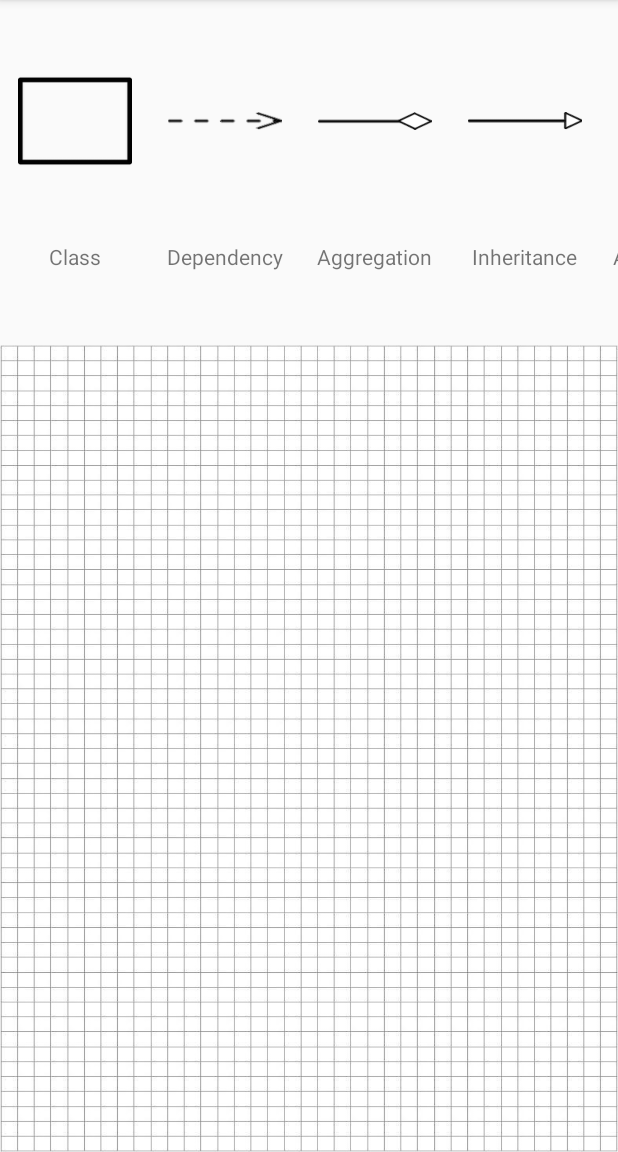
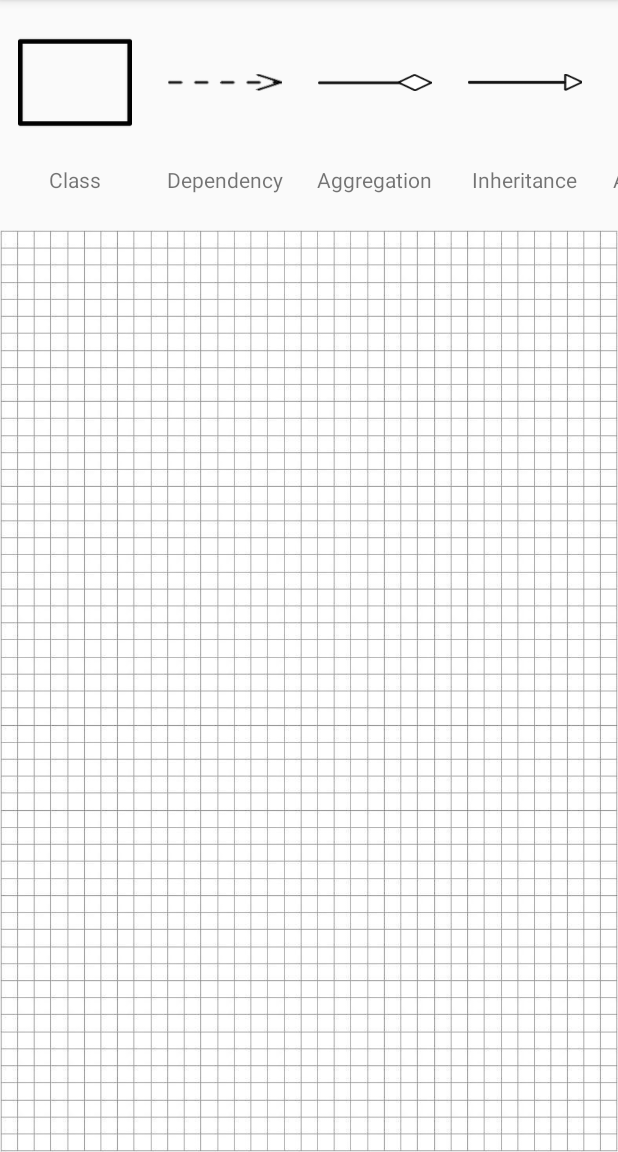
Before and after one commit to dilyar85/VioletDroid, an Android app: the screen it shows after launch (MainActivity), on a phone screen of 412 x 824 dp, the part 84-1236 px from its top. Run offline under Robolectric (Android 15) with nearby library versions, the phone set to English and light mode, and no system bars; our stand-ins replace ButterKnife; libraries missing offline, so code that uses them is left out: com.avos.avoscloud; 3 statements that could not run were skipped.

Commit message:
Added some javadoc

```diff
--- a/app/src/main/java/com/github/dilyar85/violetdroid/adapter/RecyclerAdapter.java
+++ b/app/src/main/java/com/github/dilyar85/violetdroid/adapter/RecyclerAdapter.java
@@ -37,7 +37,7 @@ public class RecyclerAdapter extends RecyclerView.Adapter<RecyclerAdapter.ViewHo
          * Method to notify the view is double tapped
          * @param view the double tapped view
          */
-        void viewDoubleTapped(View view);
+        void toolElementDoubleTapped(View view);
     }
 
 
@@ -149,7 +149,7 @@ public class RecyclerAdapter extends RecyclerView.Adapter<RecyclerAdapter.ViewHo
         if (selectedView == v &&
                 System.currentTimeMillis() - lastClickedTime <= DOUBLE_CLICK_TIME_DELTA) {
 
-            mElementViewListener.viewDoubleTapped(v);
+            mElementViewListener.toolElementDoubleTapped(v);
             lastClickedTime = 0;
         }
 
--- a/app/src/main/java/com/github/dilyar85/violetdroid/application/MyApplication.java
+++ b/app/src/main/java/com/github/dilyar85/violetdroid/application/MyApplication.java
@@ -4,7 +4,7 @@ import android.app.Application;
 import com.avos.avoscloud.AVOSCloud;
 
 /**
- * Application class
+ * Application class for the project, to initialize LeanCloud backend service
  */
 
 public class MyApplication extends Application {
--- a/app/src/main/res/layout/fragment_main.xml
+++ b/app/src/main/res/layout/fragment_main.xml
@@ -9,7 +9,7 @@
 
         android:id="@+id/element_recycler_view"
         android:layout_width="match_parent"
-        android:layout_weight="3"
+        android:layout_weight="2"
         android:layout_height="0dp"/>
 
 
@@ -17,7 +17,7 @@
         android:id="@+id/canvas_layout"
         android:layout_width="match_parent"
         android:layout_height="0dp"
-        android:layout_weight="7"
+        android:layout_weight="8"
         android:background="@drawable/main_background"
         tools:ignore="Overdraw">
 
--- a/app/src/main/res/values/styles.xml
+++ b/app/src/main/res/values/styles.xml
@@ -11,4 +11,5 @@
     <declare-styleable name="BoxView">
         <attr name="default_size" format="dimension" />
     </declare-styleable>
+
 </resources>
```
Also changed, not shown: app/src/main/java/com/github/dilyar85/violetdroid/DiagramCollectionsFragment.java (+11 -2 lines), app/src/main/java/com/github/dilyar85/violetdroid/DiagramDetailFragment.java (+9 -1 lines), app/src/main/java/com/github/dilyar85/violetdroid/MainActivity.java (+3 -4 lines), app/src/main/java/com/github/dilyar85/violetdroid/MainFragment.java (+25 -6 lines).
